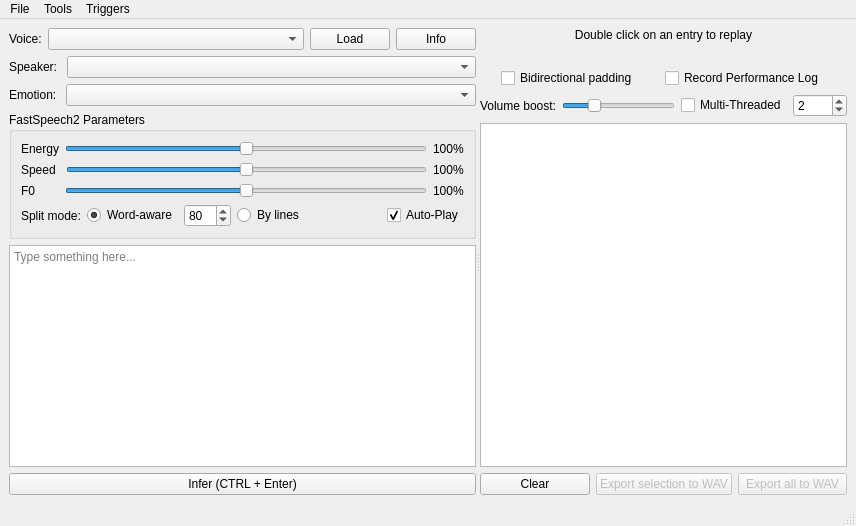
First picture: the form in mainwindow.ui, repository ZDisket/TensorVox, before the edit.
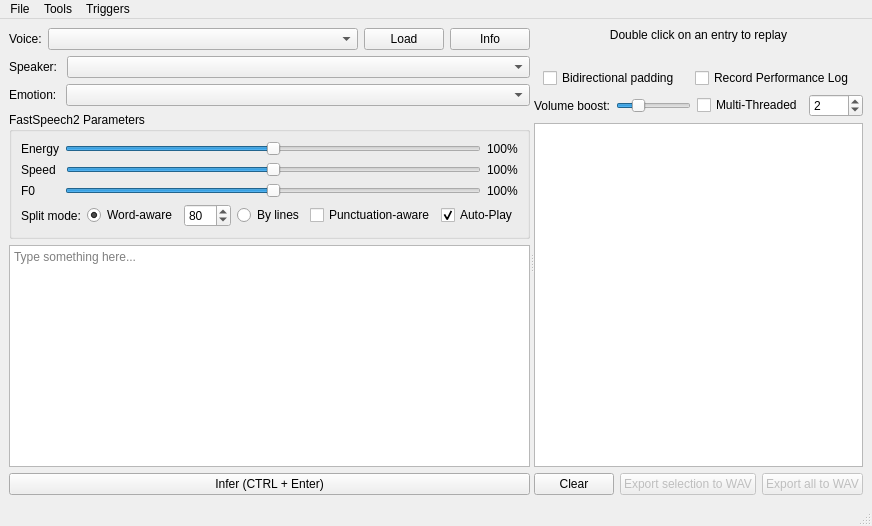
Second picture: the form after the edit. Icons and pictures are not drawn.

```diff
--- a/mainwindow.ui
+++ b/mainwindow.ui
@@ -292,20 +292,23 @@
               </widget>
              </item>
              <item>
-              <spacer name="horizontalSpacer_2">
-               <property name="orientation">
-                <enum>Qt::Horizontal</enum>
+              <widget class="QCheckBox" name="chkPonctAware">
+               <property name="toolTip">
+                <string>Takes into account punctuation when splitting, ending the split early when encountering a period</string>
                </property>
-               <property name="sizeHint" stdset="0">
-                <size>
-                 <width>40</width>
-                 <height>20</height>
-                </size>
+               <property name="text">
+                <string>Punctuation-aware</string>
                </property>
-              </spacer>
+              </widget>
              </item>
              <item>
               <widget class="QCheckBox" name="chkAutoPlay">
+               <property name="sizePolicy">
+                <sizepolicy hsizetype="Maximum" vsizetype="Fixed">
+                 <horstretch>0</horstretch>
+                 <verstretch>0</verstretch>
+                </sizepolicy>
+               </property>
                <property name="toolTip">
                 <string>Whether to auto-play utterances as their inference is completed. Not possible with multi-threaded generation</string>
                </property>
@@ -339,6 +342,8 @@
          </widget>
         </item>
         <item>
+         <layout class="QHBoxLayout" name="horizontalLayout_11">
+          <item>
          <widget class="QPushButton" name="btnInfer">
           <property name="text">
            <string>Infer (CTRL + Enter)</string>
@@ -346,10 +351,14 @@
          </widget>
         </item>
        </layout>
+        </item>
+       </layout>
       </widget>
       <widget class="QWidget" name="verticalLayoutWidget">
        <layout class="QVBoxLayout" name="verticalLayout_2">
         <item>
+         <layout class="QHBoxLayout" name="horizontalLayout_12">
+          <item>
          <widget class="QLabel" name="label_4">
           <property name="text">
            <string>Double click on an entry to replay</string>
@@ -359,6 +368,8 @@
           </property>
          </widget>
         </item>
+         </layout>
+        </item>
         <item>
          <widget class="QLabel" name="lblModelNote">
           <property name="font">
```
Left out of the diff: 9 changed lines with no effect on the pictures. Lines whose indentation alone changed are shown as unchanged.
